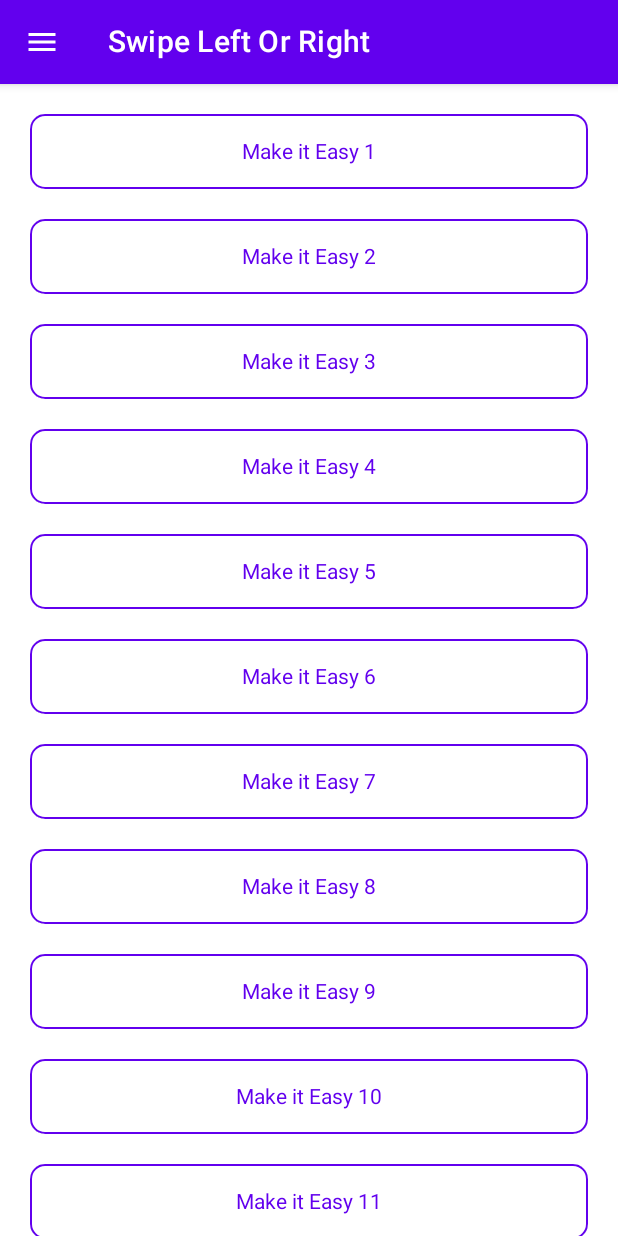
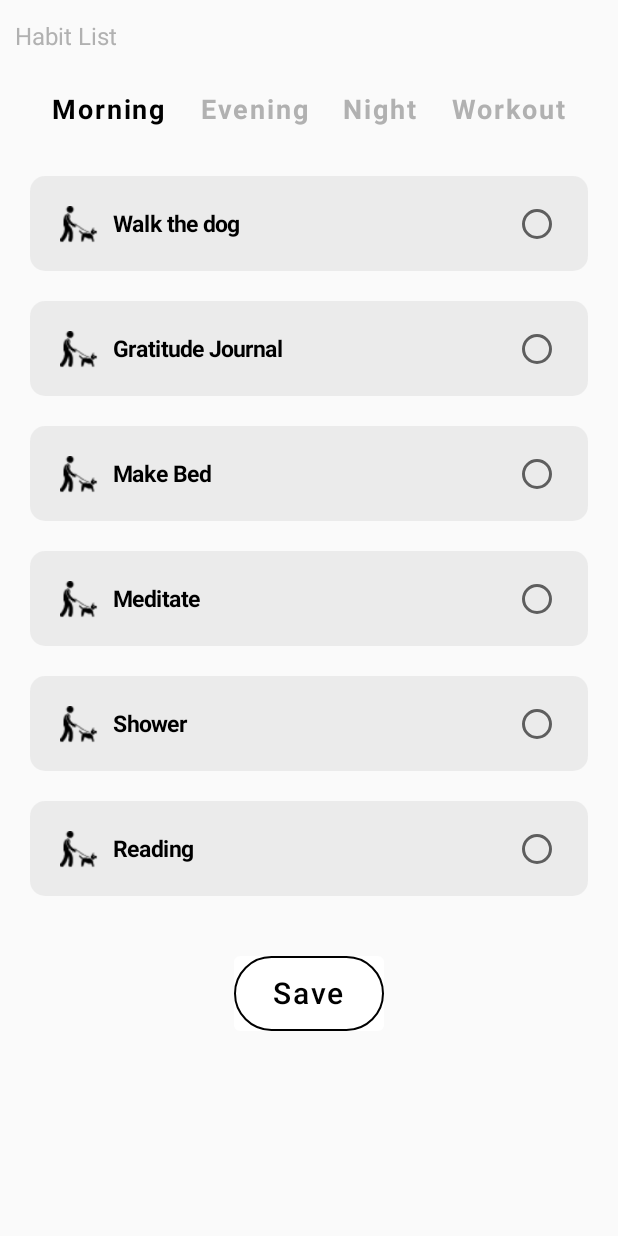
Before and after one commit to PGautam27/UI-Screens2, an Android app built with Jetpack Compose: the screen it shows after launch (MainActivity), on a phone screen of 412 x 824 dp. Run offline under Robolectric (Android 15) with nearby library versions, the phone set to English and light mode, and no system bars.

Commit message:
Screens 2

```diff
--- /dev/null
+++ b/app/src/main/java/com/example/pupps/Internvenetion/Routine.kt
@@ -0,0 +1,69 @@
+package com.example.pupps.Internvenetion
+
+import androidx.compose.foundation.Image
+import androidx.compose.foundation.background
+import androidx.compose.foundation.layout.*
+import androidx.compose.material.*
+import androidx.compose.material.icons.Icons
+import androidx.compose.material.icons.filled.ArrowBack
+import androidx.compose.runtime.Composable
+import androidx.compose.ui.Alignment
+import androidx.compose.ui.Modifier
+import androidx.compose.ui.graphics.Color
+import androidx.compose.ui.platform.LocalConfiguration
+import androidx.compose.ui.res.painterResource
+import androidx.compose.ui.text.AnnotatedString
+import androidx.compose.ui.text.SpanStyle
+import androidx.compose.ui.text.font.FontWeight
+import androidx.compose.ui.unit.dp
+import androidx.compose.ui.unit.sp
+import com.example.pupps.R
+
+@Composable
+fun Routine() {
+    Scaffold(
+            topBar = {
+                TopAppBar(backgroundColor = Color.White){
+                    Row(
+                        horizontalArrangement = Arrangement.Start,
+                        verticalAlignment = Alignment.CenterVertically,
+                        modifier = Modifier
+                            .fillMaxSize()
+                    ) {
+                        Icon(imageVector = Icons.Default.ArrowBack, contentDescription = null)
+                        Row(
+                            horizontalArrangement = Arrangement.SpaceBetween,
+                            verticalAlignment = Alignment.CenterVertically,
+                            modifier = Modifier.fillMaxSize()
+                        ) {
+                            TextButton(onClick = { /*TODO*/ }) {
+                                Text(text = "Home", color = Color.Black)
+                            }
+                            TextButton(onClick = { /*TODO*/ }) {
+                                Text(text = "Settings", color = Color.Black)
+                            }
+                        }
+                    }
+                }
+            }
+    ) {
+        Column(
+            modifier = Modifier.fillMaxSize(),
+            verticalArrangement = Arrangement.Top,
+            horizontalAlignment = Alignment.CenterHorizontally
+        ) {
+            Row(
+                modifier = Modifier.fillMaxWidth(),
+                horizontalArrangement = Arrangement.SpaceBetween,
+                verticalAlignment = Alignment.CenterVertically
+            ) {
+//                Spacer(modifier = Modifier.height(1.dp))
+                Text(AnnotatedString(text = "Routine\n", spanStyle = SpanStyle(fontSize = 30.sp, fontWeight = FontWeight.Normal)).plus(
+                    AnnotatedString(text = "Wake - Up", spanStyle = SpanStyle(fontSize = 35.sp, fontWeight = FontWeight.Bold))
+                ))
+                Image(painter = painterResource(id = R.drawable.routine_img), contentDescription = null)
+//                Spacer(modifier = Modifier.padding(1.dp))
+            }
+        }
+    }
+}
--- /dev/null
+++ b/app/src/main/java/com/example/pupps/Internvenetion/habiTask.kt
@@ -0,0 +1,133 @@
+package com.example.pupps.Internvenetion
+
+import androidx.compose.foundation.Image
+import androidx.compose.foundation.background
+import androidx.compose.foundation.border
+import androidx.compose.foundation.layout.*
+import androidx.compose.foundation.shape.RoundedCornerShape
+import androidx.compose.material.*
+import androidx.compose.runtime.*
+import androidx.compose.ui.Alignment
+import androidx.compose.ui.Modifier
+import androidx.compose.ui.draw.clip
+import androidx.compose.ui.graphics.Color
+import androidx.compose.ui.platform.LocalConfiguration
+import androidx.compose.ui.res.painterResource
+import androidx.compose.ui.text.TextStyle
+import androidx.compose.ui.text.font.FontWeight
+import androidx.compose.ui.unit.dp
+import androidx.compose.ui.unit.sp
+import com.example.pupps.R
+
+data class HabitList(
+    val image: Int,
+    val descript: String
+)
+
+@Composable
+fun habitTask() {
+    val timesOfDay = listOf("Morning","Evening","Night","Workout")
+    val morningList = listOf(
+        HabitList(R.drawable.pupp, "Walk the dog"),
+        HabitList(R.drawable.pupp, "Gratitude Journal"),
+        HabitList(R.drawable.pupp, "Make Bed"),
+        HabitList(R.drawable.pupp, "Meditate"),
+        HabitList(R.drawable.pupp, "Shower"),
+        HabitList(R.drawable.pupp, "Reading"),
+    )
+    val eveningList = listOf(
+        HabitList(R.drawable.pupp, "Walk the dog"),
+        HabitList(R.drawable.pupp, "Gratitude Journal"),
+        HabitList(R.drawable.pupp, "Make Bed"),
+        HabitList(R.drawable.pupp, "Shower"),
+    )
+    val nightList = listOf(
+        HabitList(R.drawable.pupp, "Walk the dog"),
+        HabitList(R.drawable.pupp, "Gratitude Journal"),
+        HabitList(R.drawable.pupp, "Make Bed"),
+        HabitList(R.drawable.pupp, "Meditate"),
+        HabitList(R.drawable.pupp, "Shower"),
+    )
+    val workoutList = listOf(
+        HabitList(R.drawable.pupp, "Gratitude Journal"),
+        HabitList(R.drawable.pupp, "Shower"),
+        HabitList(R.drawable.pupp, "Reading"),
+    )
+    val timeList = listOf(morningList,eveningList,nightList,workoutList)
+    val holdIndexes = remember {
+        mutableStateOf(listOf(-1))
+    }
+    var indexs by remember { mutableStateOf(0) }
+    Column(
+        verticalArrangement = Arrangement.Top,
+        horizontalAlignment = Alignment.CenterHorizontally,
+        modifier = Modifier.fillMaxSize()
+    ) {
+        Text(
+            text = "Habit List",
+            style = TextStyle(color = Color(0xFFb1b1b1), fontSize = 16.sp),
+            modifier = Modifier
+                .align(Alignment.Start)
+                .padding(horizontal = 10.dp, vertical = 15.dp)
+        )
+        Row(
+            horizontalArrangement = Arrangement.SpaceEvenly,
+            verticalAlignment = Alignment.CenterVertically,
+            modifier = Modifier.width(LocalConfiguration.current.screenWidthDp.dp - 40.dp)
+        ) {
+            timesOfDay.forEachIndexed { index, s ->
+                TextButton(onClick = { indexs = index }, colors = ButtonDefaults.textButtonColors(
+                    contentColor = if (indexs == index) Color.Black else Color(0xFFb1b1b1)
+                )) {
+                    Text(text = s, fontSize = 18.sp, fontWeight = FontWeight.Bold)
+                }
+            }
+        }
+        Spacer(modifier = Modifier.height(20.dp))
+        timeList.forEachIndexed{ i, list ->
+            if (i == indexs){
+                list.forEachIndexed { i, s ->
+                    Row(
+                        verticalAlignment = Alignment.CenterVertically, modifier = Modifier
+                            .clip(RoundedCornerShape(10.dp))
+                            .background(color = Color(0x80dddddd))
+                            .width(LocalConfiguration.current.screenWidthDp.dp - 40.dp)
+                            .height(LocalConfiguration.current.screenHeightDp.dp / 13)
+                    ) {
+                        Image(painter = painterResource(id = s.image), contentDescription = null, modifier = Modifier
+                            .size(45.dp)
+                            .padding(start = 20.dp) )
+                        Row(
+                            verticalAlignment = Alignment.CenterVertically,
+                            horizontalArrangement = Arrangement.SpaceBetween,
+                            modifier = Modifier.fillMaxSize()
+                        ) {
+                            Text(text = s.descript, fontWeight = FontWeight.Bold, fontSize = 15.sp,modifier = Modifier.padding(start = 10.dp))
+                            RadioButton(
+                                selected = holdIndexes.value.contains(i),
+                                onClick = {
+                                    holdIndexes.value = holdIndexes.value + i
+                                },
+                                modifier = Modifier.padding(end = 10.dp)
+                            )
+                        }
+                    }
+                    Spacer(modifier = Modifier.padding(10.dp))
+                }
+            }
+        }
+
+        Spacer(modifier = Modifier.padding(vertical = 10.dp))
+        Button(onClick = { /*TODO*/ }, colors = ButtonDefaults.buttonColors(
+            backgroundColor = Color.White,
+        ), elevation = ButtonDefaults.elevation(0.dp), modifier = Modifier
+            .border(
+                1.dp, color = Color.Black,
+                RoundedCornerShape(30.dp)
+            )
+            .width(100.dp)
+            .height(50.dp)) {
+            Text(text = "Save", fontSize = 20.sp, color = Color.Black)
+        }
+    }
+}
--- a/app/src/main/java/com/example/pupps/MainActivity.kt
+++ b/app/src/main/java/com/example/pupps/MainActivity.kt
@@ -12,6 +12,8 @@ import androidx.compose.ui.Alignment
 import androidx.compose.ui.Modifier
 import androidx.compose.ui.tooling.preview.Preview
 import androidx.compose.ui.unit.dp
+import com.example.pupps.Internvenetion.Routine
+import com.example.pupps.Internvenetion.habitTask
 import com.example.pupps.composable.BottomSheetDrawer
 import com.example.pupps.composable.Smiley
 import com.example.pupps.composable.SwipeCard
@@ -41,10 +43,12 @@ class MainActivity : ComponentActivity() {
 //                getWeatherApp()
 //                Spotify()
 //                Spacer(modifier = Modifier.padding(50.dp))
-                SwipeCard()
+//                SwipeCard()
 //               swipe()
+//                Routine()
                 //BottomSheetDrawer()
 //                Smiley()
+                habitTask()
            // hangOverChecklist()
             }
         }
```
Also changed, not shown: app/src/main/res/drawable/pupp.png (added), app/src/main/res/drawable/routine_img.png (added).
